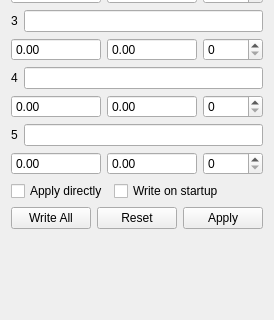
First picture: the form in ui/DDS.ui, repository MonroeQuantumNetworks/IonControl, before the edit; both pictures show x 0 to 274 and y 212 to 532 of the 274 by 532 pixel window.
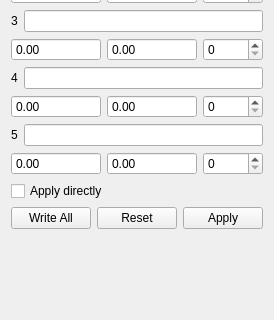
Second picture: the form after the edit. Custom widgets are drawn as their Qt base class.

Commit message: remove "write on startup" from DDS (and always do)

```diff
--- a/ui/DDS.ui
+++ b/ui/DDS.ui
@@ -424,13 +424,6 @@
        </property>
       </widget>
      </item>
-     <item>
-      <widget class="QCheckBox" name="checkBoxWriteOnStartup">
-       <property name="text">
-        <string>Write on startup</string>
-       </property>
-      </widget>
-     </item>
      <item>
       <spacer name="horizontalSpacer_2">
        <property name="orientation">
```
Left out of the diff: 1 changed line with no effect on the pictures. The commit also changes 1 other file.
